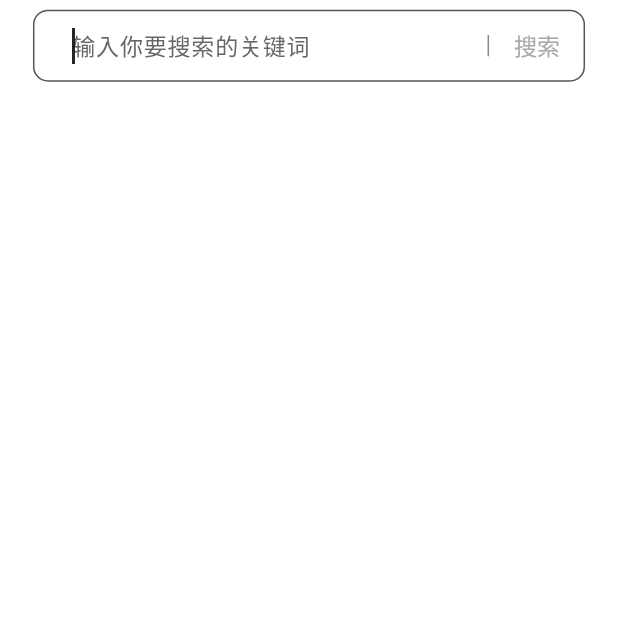
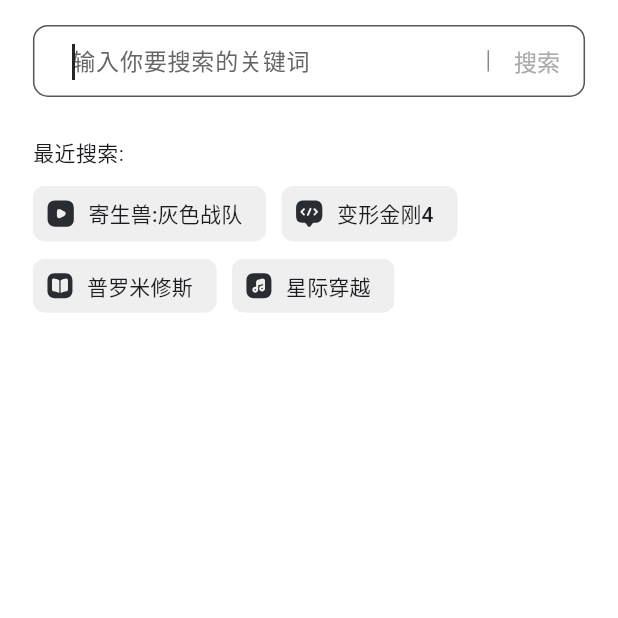
Before and after one commit to 944095635/guyhub, a Flutter app: the SearchInputPage screen opened directly, on a phone screen of 412 x 824 dp, the top half of it. Run offline on Flutter 3.47's test engine with Material 3 defaults, Android fonts, the light colour scheme and no system bars; our stand-ins replace cached_network_image, easy_refresh, flutter_screenutil, flutter_smart_dialog, flutter_svg, get; missing offline and left inert: android_intent_plus, flutter_js, image_pixels, media_kit, media_kit_video, xpath_selector_html_parser; network calls fail.

Commit message:
version: 1.0.10+4

```diff
--- a/lib/main.dart
+++ b/lib/main.dart
@@ -110,6 +110,10 @@ class MyApp extends StatelessWidget {
         iconButtonTheme: const IconButtonThemeData(
           style: ButtonStyle(tapTargetSize: MaterialTapTargetSize.shrinkWrap),
         ),
+        chipTheme: const ChipThemeData(
+          side: BorderSide.none,
+          backgroundColor: Color(0xFFEFEFEF),
+        ),
       ),
       home: const SplashPage(),
       builder: FlutterSmartDialog.init(
--- a/lib/page/search/search_input_page.dart
+++ b/lib/page/search/search_input_page.dart
@@ -4,6 +4,7 @@ import 'package:flutter_screenutil/flutter_screenutil.dart';
 import 'package:get/get.dart';
 import 'package:guyhub/model/search.dart';
 import 'package:guyhub/page/search/search_input_page_logic.dart';
+import 'package:guyhub/util/image_helper.dart';
 
 /// 搜索输入页面
 class SearchInputPage extends GetView<SearchInputPageLogic> {
@@ -37,16 +38,92 @@ class SearchInputPage extends GetView<SearchInputPageLogic> {
           ),
         ),
         onEmpty: Obx(
-          () => controller.init.value
-              ? const Center(
-                  child: Text(
-                    "无相关内容",
-                    style: TextStyle(
-                      color: Color(0xFF999999),
-                    ),
-                  ),
-                )
-              : const SizedBox(),
+          //当输入了搜索词 并且 没有焦点 显示 空数据
+          () => controller.key.isNotEmpty && !controller.focus.value
+              ? buildEmpty()
+              //获得焦点显示引导，没有焦点不显示任何东西(刚进入界面)
+              : controller.focus.value
+                  ? buildIntro()
+                  : const SizedBox(),
+        ),
+        onError: (e) => buildError(),
+      ),
+    );
+  }
+
+  /// 绘制推荐搜索界面
+  Widget buildIntro() {
+    return Padding(
+      padding: EdgeInsets.symmetric(
+        horizontal: 20.w,
+        vertical: 10.h,
+      ),
+      child: Column(
+        crossAxisAlignment: CrossAxisAlignment.start,
+        children: [
+          const Text("最近搜索:"),
+          6.verticalSpace,
+          Wrap(
+            spacing: 10.h,
+            children: [
+              ActionChip(
+                onPressed: () {
+                  controller.editingController.text = "寄生兽";
+                  controller.search();
+                },
+                label: const Text("寄生兽:灰色战队"),
+                avatar: ImageHelper.getSvg("video"),
+              ),
+              ActionChip(
+                onPressed: () {
+                  controller.editingController.text = "变形金刚4";
+                  controller.search();
+                },
+                label: const Text("变形金刚4"),
+                avatar: ImageHelper.getSvg("bt"),
+              ),
+              ActionChip(
+                onPressed: () {
+                  controller.editingController.text = "普罗米修斯";
+                  controller.search();
+                },
+                label: const Text("普罗米修斯"),
+                avatar: ImageHelper.getSvg("book"),
+              ),
+              ActionChip(
+                onPressed: () {
+                  controller.editingController.text = "星际穿越";
+                  controller.search();
+                },
+                label: const Text("星际穿越"),
+                avatar: ImageHelper.getSvg("music"),
+              ),
+            ],
+          ),
+        ],
+      ),
+    );
+  }
+
+  /// 绘制错误界面
+  Widget buildError() {
+    return const Center(
+      child: Text(
+        "无法链接到服务器",
+        style: TextStyle(
+          color: Color(0xFF999999),
+        ),
+      ),
+    );
+  }
+
+  /// 绘制错误界面
+  Widget buildEmpty() {
+    return const Center(
+      child: Text(
+        "无相关内容",
+        style: TextStyle(
+          color: Color(0xFF999999),
         ),
       ),
     );
@@ -57,20 +134,9 @@ class SearchInputPage extends GetView<SearchInputPageLogic> {
     return AppBar(
       automaticallyImplyLeading: false,
       titleSpacing: 20.w,
-      toolbarHeight: 60.h,
+      toolbarHeight: 80.h,
       title: Hero(
         tag: "search",
-        //child: Container(
-        //  height: 40.h,
-        //  width: double.infinity,
-        //  decoration: BoxDecoration(
-        //    border: Border.all(
-        //      color: Color(0xFF333333),
-        //      width: 2,
-        //    ),
-        //    borderRadius: BorderRadius.circular(50),
-        //  ),
-        //),
         child: Focus(
           onFocusChange: (value) {
             controller.focus.value = value;
--- a/pubspec.yaml
+++ b/pubspec.yaml
@@ -16,7 +16,7 @@ publish_to: 'none' # Remove this line if you wish to publish to pub.dev
 # https://developer.apple.com/library/archive/documentation/General/Reference/InfoPlistKeyReference/Articles/CoreFoundationKeys.html
 # In Windows, build-name is used as the major, minor, and patch parts
 # of the product and file versions while build-number is used as the build suffix.
-version: 1.0.9+3
+version: 1.0.10+4
 # 2024-3-29-17-27
 
 environment:
```
Also changed, not shown: lib/page/search/search_input_page_logic.dart (+5 -3 lines), lib/page/search/search_page.dart (+7 -2 lines).
